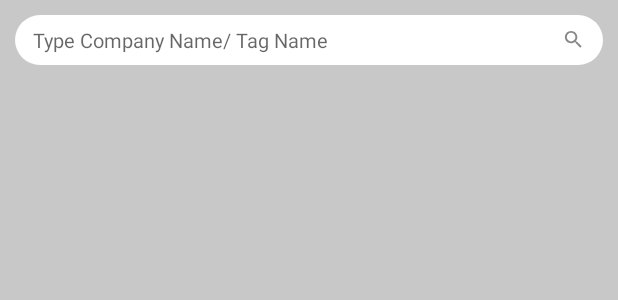
After one commit to Tharunkumar123/Requirements, an Android app: the layout custom_search_view.xml on its own in the app's theme, with its tools: preview values and no code run, on a phone screen of 412 x 824 dp. The commit adds this screen. Shown: the top 300 px of the screen. Run offline under Robolectric (Android 15) with nearby library versions, the phone set to English and light mode, and no system bars.

Commit message:
Created Custom EditText Widget

```diff
--- a/app/src/main/AndroidManifest.xml
+++ b/app/src/main/AndroidManifest.xml
@@ -19,6 +19,9 @@
                 <category android:name="android.intent.category.LAUNCHER" />
             </intent-filter>
         </activity>
+        <activity android:name=".editTextSearchView.SearchViewActivity" >
+
+        </activity>
     </application>
 
 </manifest>
--- /dev/null
+++ b/app/src/main/java/com/example/requirements/editTextSearchView/ClearableEditText.kt
@@ -0,0 +1,79 @@
+package com.example.requirements.editTextSearchView
+
+import android.content.Context
+import android.text.Editable
+import android.text.TextWatcher
+import android.util.AttributeSet
+import android.view.MotionEvent
+import android.widget.EditText
+import androidx.core.content.ContextCompat
+import com.example.requirements.R
+import kotlinx.android.synthetic.main.custom_search_view.view.*
+
+class ClearableEditText : EditText, TextWatcher {
+
+    constructor(context: Context) : super(context)
+
+    constructor(context: Context, attrs: AttributeSet?) : super(context, attrs) {
+        if (!isInEditMode)
+            initWithAttrs()
+    }
+
+    constructor(context: Context, attrs: AttributeSet?, defStyleAttr: Int) : super(
+        context,
+        attrs,
+        defStyleAttr
+    ) {
+        if (!isInEditMode)
+            initWithAttrs()
+    }
+
+    override fun onTextChanged(s: CharSequence, start: Int, before: Int, count: Int) {
+
+    }
+
+    override fun beforeTextChanged(s: CharSequence, start: Int, count: Int, after: Int) {
+
+    }
+
+    override fun afterTextChanged(s: Editable) {
+        if (s.toString().isNotEmpty()) {
+            showIcon(R.drawable.ic_clear)
+        } else {
+            showIcon(R.drawable.ic_search)
+        }
+
+        searchEditText.onRightDrawableClicked {
+            if (s.toString().length>1){
+                it.text.clear()
+            }
+        }
+    }
+
+    private fun initWithAttrs() {
+        showIcon(R.drawable.ic_search)
+        addTextChangedListener(this)
+    }
+
+    private fun showIcon(icon: Int) {
+        setCompoundDrawablesWithIntrinsicBounds(
+            null,
+            null,
+            ContextCompat.getDrawable(context, icon),
+            null
+        )
+    }
+
+    private fun EditText.onRightDrawableClicked(OnClicked:(view:EditText)->Unit){
+        setOnTouchListener { v, event ->
+            var initialIconClear = false
+            if (v is EditText) if (event.x >= v.width - v.totalPaddingRight) {
+                if (event.action == MotionEvent.ACTION_UP) {
+                    OnClicked(this)
+                }
+                initialIconClear = true
+            }
+            initialIconClear
+        }
+    }
+}
--- /dev/null
+++ b/app/src/main/res/drawable/ic_clear.xml
@@ -0,0 +1,9 @@
+<vector xmlns:android="http://schemas.android.com/apk/res/android"
+        android:width="15dp"
+        android:height="15dp"
+        android:viewportWidth="24.0"
+        android:viewportHeight="24.0">
+    <path
+        android:fillColor="#77000000"
+        android:pathData="M19,6.41L17.59,5 12,10.59 6.41,5 5,6.41 10.59,12 5,17.59 6.41,19 12,13.41 17.59,19 19,17.59 13.41,12z"/>
+</vector>
--- /dev/null
+++ b/app/src/main/res/drawable/ic_search.xml
@@ -0,0 +1,9 @@
+<vector xmlns:android="http://schemas.android.com/apk/res/android"
+        android:width="15dp"
+        android:height="15dp"
+        android:viewportWidth="24.0"
+        android:viewportHeight="24.0">
+    <path
+        android:fillColor="#77000000"
+        android:pathData="M15.5,14h-0.79l-0.28,-0.27C15.41,12.59 16,11.11 16,9.5 16,5.91 13.09,3 9.5,3S3,5.91 3,9.5 5.91,16 9.5,16c1.61,0 3.09,-0.59 4.23,-1.57l0.27,0.28v0.79l5,4.99L20.49,19l-4.99,-5zM9.5,14C7.01,14 5,11.99 5,9.5S7.01,5 9.5,5 14,7.01 14,9.5 11.99,14 9.5,14z"/>
+</vector>
--- /dev/null
+++ b/app/src/main/res/drawable/search_view_bg.xml
@@ -0,0 +1,11 @@
+<?xml version="1.0" encoding="utf-8"?>
+<shape xmlns:android="http://schemas.android.com/apk/res/android"
+    android:shape="rectangle">
+
+    <corners
+        android:radius="25dp"/>
+
+    <solid
+        android:color="#FFFFFF"/>
+
+</shape>
--- /dev/null
+++ b/app/src/main/res/layout/custom_search_view.xml
@@ -0,0 +1,23 @@
+<?xml version="1.0" encoding="utf-8"?>
+<LinearLayout xmlns:android="http://schemas.android.com/apk/res/android"
+    android:orientation="vertical" android:layout_width="match_parent"
+    android:layout_height="match_parent"
+    android:padding="@dimen/_10dp"
+    android:background="@color/black_20">
+
+    <com.example.requirements.editTextSearchView.ClearableEditText
+        android:id="@+id/searchEditText"
+        android:layout_width="match_parent"
+        android:layout_height="wrap_content"
+        android:ems="10"
+        android:paddingLeft="@dimen/_12dp"
+        android:paddingRight="@dimen/_12dp"
+        android:paddingTop="@dimen/_7dp"
+        android:paddingBottom="@dimen/_7dp"
+        android:inputType="textCapSentences"
+        android:hint="Type Company Name/ Tag Name "
+        style="@style/small_text_bold"
+        android:textSize="@dimen/_13sp"
+        android:background="@drawable/search_view_bg"/>
+
+</LinearLayout>
--- a/app/src/main/res/values/colors.xml
+++ b/app/src/main/res/values/colors.xml
@@ -11,4 +11,5 @@
         <item>#ffa10a37</item>
         <item>#ffbf013b</item>
     </string-array>
+    <color name="black_20">#33000000</color>
 </resources>
```
Also changed, not shown: app/src/main/java/com/example/requirements/editTextSearchView/SearchViewActivity.kt (added, +15 -0 lines), app/src/main/java/com/example/requirements/widgets/MyButton.kt (added, +50 -0 lines), app/src/main/java/com/example/requirements/widgets/MyEditText.kt (added, +50 -0 lines), app/src/main/java/com/example/requirements/widgets/MyTextView.kt (added, +50 -0 lines), app/src/main/res/values/dimens.xml (added, +214 -0 lines), app/src/main/res/values/strings.xml (+7 -0 lines), app/src/main/res/values/styles.xml (+86 -0 lines), app/src/main/assets/fonts/HelveticaNeue-Bold.ttf (added), app/src/main/assets/fonts/HelveticaNeue-Italic.ttf (added), app/src/main/assets/fonts/HelveticaNeue-Light.ttf (added), app/src/main/assets/fonts/HelveticaNeue-LightItalic.ttf (added), app/src/main/assets/fonts/HelveticaNeue-Medium.ttf (added), app/src/main/assets/fonts/HelveticaNeue.ttf (added).
